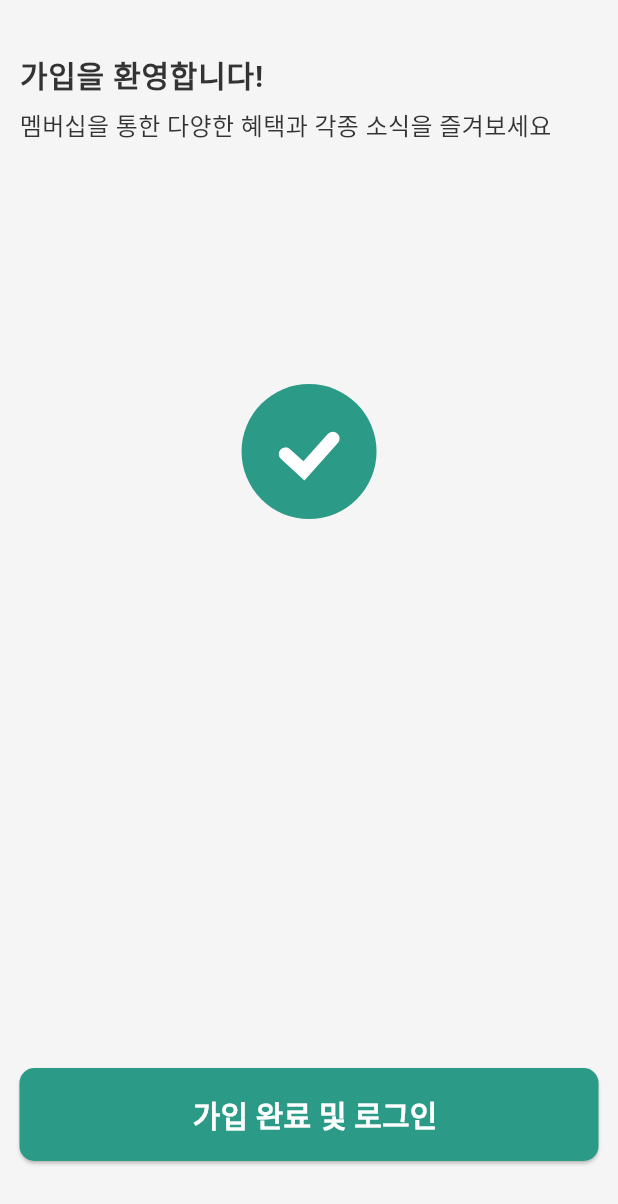
After one commit to onthelots/gd_youth_talk, a Flutter app: the WelcomeAuthenticationPage screen opened by its route, on a phone screen of 412 x 824 dp. The commit adds this screen. Shown: the top 1204 px of the screen. Run offline on Flutter 3.47's test engine with Material 3 defaults, Android fonts, the phone set to English and light mode, and no system bars; our stand-ins replace bloc, cached_network_image, cloud_firestore, equatable, firebase_auth, firebase_core and 10 more; missing offline and left inert: flutter_inappwebview; accounts and stored records are empty; generated files the repository leaves out were written again.

Commit message:
[Add] 이메일, 패스워드, 웰컴페이지 완료

```diff
--- a/gd_youth_talk/lib/main.dart
+++ b/gd_youth_talk/lib/main.dart
@@ -5,12 +5,10 @@ import 'package:flutter_bloc/flutter_bloc.dart';
 import 'package:flutter_inappwebview/flutter_inappwebview.dart';
 import 'package:gd_youth_talk/src/core/app_info/app_info_cubit.dart';
 import 'package:gd_youth_talk/src/domain/repositories/program_repository.dart';
-import 'package:gd_youth_talk/src/domain/usecases/user_usecase.dart';
-import 'package:gd_youth_talk/src/presentation/auth/screens/email/bloc/reg_email_bloc.dart';
 import 'package:gd_youth_talk/src/presentation/auth/screens/email/reg_email_screen.dart';
-import 'package:gd_youth_talk/src/presentation/auth/screens/password/bloc/reg_password_bloc.dart';
 import 'package:gd_youth_talk/src/presentation/auth/screens/password/reg_password_screen.dart';
 import 'package:gd_youth_talk/src/presentation/auth/screens/terms/reg_terms_screen.dart';
+import 'package:gd_youth_talk/src/presentation/auth/screens/welcome/reg_welcome_screen.dart';
 import 'package:gd_youth_talk/src/presentation/calendar/bloc/selectedProgramBloc/selected_calendar_bloc.dart';
 import 'package:gd_youth_talk/src/presentation/detail/bloc/detail_bloc.dart';
 import 'package:intl/date_symbol_data_local.dart';
@@ -36,8 +34,7 @@ import 'package:gd_youth_talk/src/core/screens.dart';
 import 'package:gd_youth_talk/src/core/routes.dart';
 import 'package:gd_youth_talk/src/core/theme.dart';
 
-// model, usecase
-import 'package:gd_youth_talk/src/data/models/program_model.dart';
+// usecase
 import 'package:gd_youth_talk/src/domain/usecases/program_usecase.dart';
 
 void main() async {
@@ -142,18 +139,6 @@ class MyApp extends StatelessWidget {
             usecase: locator<ProgramUseCase>(),
           ),
         ),
-
-        BlocProvider(
-          create: (_) => EmailVerificationBloc(
-            usecase: locator<UserUsecase>(),
-          ),
-        ),
-
-        BlocProvider(
-          create: (_) => RegPasswordBloc(
-            usecase: locator<UserUsecase>(),
-          ),
-        )
       ],
       child: Builder(
         builder: (context) {
@@ -231,6 +216,10 @@ class AppRouter {
         return MaterialPageRoute(
           builder: (_) => PasswordAuthenticationPage(),
         );
+      case Routes.regWelcome:
+        return MaterialPageRoute(
+          builder: (_) => WelcomeAuthenticationPage(),
+        );
       default:
         return null;
     }
--- a/gd_youth_talk/lib/src/core/routes.dart
+++ b/gd_youth_talk/lib/src/core/routes.dart
@@ -14,4 +14,5 @@ class Routes {
   static const String regTerms = '/terms';
   static const String regEmail = '/emailreg';
   static const String regPassword = '/passwordreg';
+  static const String regWelcome = '/welcomereg';
 }
--- a/gd_youth_talk/lib/src/domain/repositories/user_repository.dart
+++ b/gd_youth_talk/lib/src/domain/repositories/user_repository.dart
@@ -21,8 +21,8 @@ class UserRepository {
   }
 
   // 4. 비밀번호 변경
-  Future<bool> updatePasswordAfterSignUp(String newPassword) async {
-    return await _userDatasource.updatePasswordAfterSignUp(newPassword);
+  Future<void> updatePasswordAfterSignUp(String newPassword) async {
+    await _userDatasource.updatePasswordAfterSignUp(newPassword);
   }
 
   Future<UserModel> signInWithEmailPassword(String email, String password) async {
--- a/gd_youth_talk/lib/src/domain/usecases/user_usecase.dart
+++ b/gd_youth_talk/lib/src/domain/usecases/user_usecase.dart
@@ -40,8 +40,8 @@ class UserUsecase {
   }
 
   // 4. 비밀번호 변경
-  Future<bool> updatePasswordAfterSignUp(String newPassword) async {
-    return await _userRepository.updatePasswordAfterSignUp(newPassword);
+  Future<void> updatePasswordAfterSignUp(String newPassword) async {
+    await _userRepository.updatePasswordAfterSignUp(newPassword);
   }
 
   // 5. 로그인
--- a/gd_youth_talk/lib/src/presentation/auth/screens/password/bloc/reg_password_bloc.dart
+++ b/gd_youth_talk/lib/src/presentation/auth/screens/password/bloc/reg_password_bloc.dart
@@ -23,6 +23,7 @@ class RegPasswordBloc extends Bloc<RegPasswordEvent, RegPasswordState> {
       Emitter<RegPasswordState> emit) {
     _password = event.password;
     final isValid = _validatePassword(event.password);
+    print('isValid : ${isValid}');
     emit(PasswordValidationState(isPasswordValid: isValid));
     _emitPasswordReadyState(emit); // 변경준비 확인
   }
@@ -63,9 +64,8 @@ class RegPasswordBloc extends Bloc<RegPasswordEvent, RegPasswordState> {
     }
 
     try {
-      final isUpdatePassword = await usecase.updatePasswordAfterSignUp(
-          _password!);
-      emit(RegPasswordSuccess(isPasswordUpdated: isUpdatePassword));
+      await usecase.updatePasswordAfterSignUp(_password!);
+      emit(RegPasswordSuccess());
     } catch (e) {
       emit(RegPasswordFailed("비밀번호 설정 실패: $e"));
     }
--- a/gd_youth_talk/lib/src/presentation/auth/screens/password/bloc/reg_password_state.dart
+++ b/gd_youth_talk/lib/src/presentation/auth/screens/password/bloc/reg_password_state.dart
@@ -22,10 +22,7 @@ class PasswordReadyState extends RegPasswordState {
 }
 
 // 패스워드 업데이트 성공
-class RegPasswordSuccess extends RegPasswordState {
-  final bool isPasswordUpdated;
-  RegPasswordSuccess({required this.isPasswordUpdated});
-}
+class RegPasswordSuccess extends RegPasswordState {}
 
 // 패스워드 변경 오류
 class RegPasswordFailed extends RegPasswordState {
--- /dev/null
+++ b/gd_youth_talk/lib/src/presentation/auth/screens/welcome/reg_welcome_screen.dart
@@ -0,0 +1,52 @@
+import 'package:flutter/material.dart';
+import 'package:lottie/lottie.dart';
+import 'package:gd_youth_talk/src/presentation/auth/widgets/auth_title_column.dart';
+import 'package:gd_youth_talk/src/presentation/auth/widgets/custom_buttom_navbar.dart';
+
+class WelcomeAuthenticationPage extends StatelessWidget {
+  @override
+  Widget build(BuildContext context) {
+    return Scaffold(
+      appBar: AppBar(
+        toolbarHeight: 0,
+        automaticallyImplyLeading: false,
+        backgroundColor: Theme.of(context).scaffoldBackgroundColor,
+      ),
+      body: Padding(
+        padding: EdgeInsets.symmetric(horizontal: 13.0, vertical: 35.0),
+        child: Column(
+          crossAxisAlignment: CrossAxisAlignment.start,
+          children: [
+            // 0. 타이틀
+            AuthTitleColumn(
+              title: '가입을 환영합니다!',
+              subtitle: '멤버십을 통한 다양한 혜택과 각종 소식을 즐겨보세요',
+            ),
+
+            SizedBox(
+              height: 100,
+            ),
+
+            Center(
+              child: SizedBox(
+                width: 150,
+                height: 150,
+                child: Lottie.asset('assets/animations/check_lottie.json', repeat: false),
+              ),
+            ),
+          ],
+        ),
+      ),
+      bottomNavigationBar: Padding(
+        padding: MediaQuery.of(context).viewInsets,
+        child: CustomButtomNavBar(
+          title: '가입 완료 및 로그인',
+          isLoading: false,
+          onPressed: ()  {
+            Navigator.popUntil(context, (route) => route.isFirst);
+          }
+        ),
+      ),
+    );
+  }
+}
--- a/gd_youth_talk/pubspec.yaml
+++ b/gd_youth_talk/pubspec.yaml
@@ -50,6 +50,7 @@ dependencies:
   flutter_dotenv: ^5.2.1
   xml: ^6.5.0
   package_info_plus: ^8.1.2
+  lottie: ^3.2.0
 
 
 dev_dependencies:
@@ -64,4 +65,5 @@ flutter:
 
   assets:
     - assets/
+    - assets/animations/
     - .env
```
Also changed, not shown: gd_youth_talk/assets/animations/check_lottie.json (added, +1 -0 lines), gd_youth_talk/lib/src/data/sources/user_datasource.dart (+6 -4 lines), gd_youth_talk/lib/src/presentation/auth/screens/email/bloc/reg_email_bloc.dart (+16 -6 lines), gd_youth_talk/lib/src/presentation/auth/screens/email/bloc/reg_email_state.dart (+8 -0 lines), gd_youth_talk/lib/src/presentation/auth/screens/email/reg_email_screen.dart (+80 -75 lines), gd_youth_talk/lib/src/presentation/auth/screens/password/reg_password_screen.dart (+47 -39 lines), gd_youth_talk/lib/src/presentation/auth/widgets/custom_request_dialog.dart (added, +58 -0 lines), gd_youth_talk/lib/src/presentation/auth/widgets/custom_textField.dart (+24 -2 lines), gd_youth_talk/lib/src/presentation/more/more_screen.dart (+5 -4 lines), gd_youth_talk/pubspec.lock.
